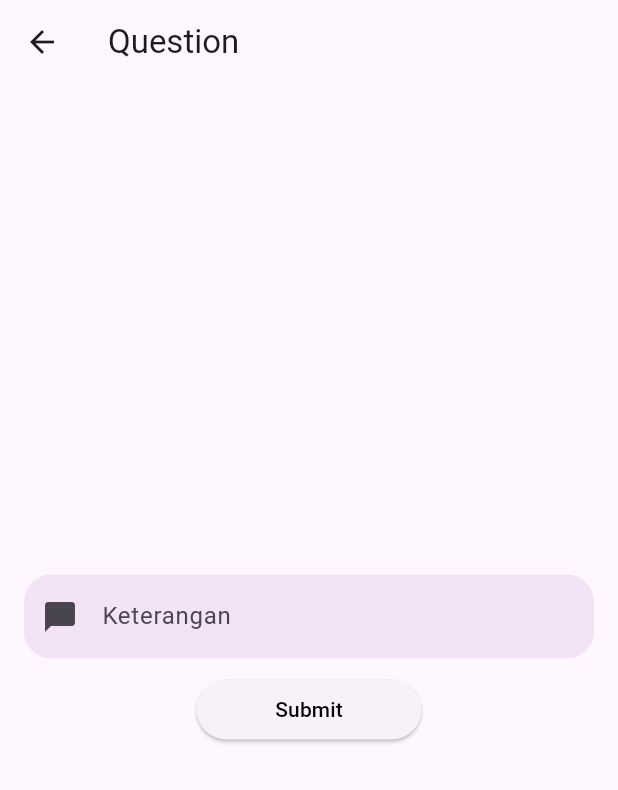
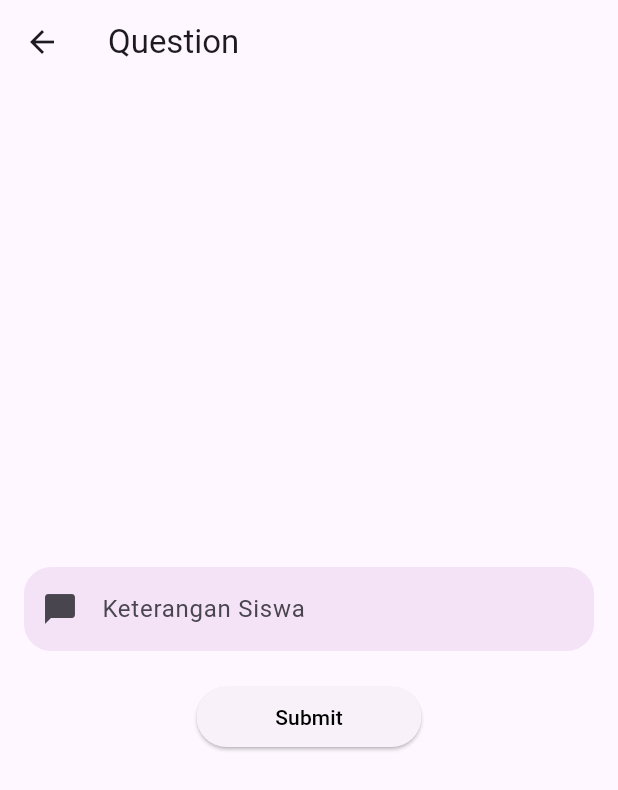
Before and after one commit to wibowo-fauzan/mobile-bk, a Flutter app: the screen it shows after launch, after a tap on the "add" icon, on a phone screen of 412 x 824 dp. Shown: the top 790 px of the screen. Run offline on Flutter 3.47's test engine with Material 3 defaults, Android fonts, the phone set to English and light mode, and no system bars.

Commit message:
proggres 99%

```diff
--- a/lib/add/form.dart
+++ b/lib/add/form.dart
@@ -9,7 +9,8 @@ class FormScreen extends StatefulWidget {
 }
 
 class _FormScreenState extends State<FormScreen> {
-  int? _selectedRadio;
+  // int? _selectedRadio;
+  bool _showText = false; // Menambahkan variabel untuk mengontrol tampilan teks
 
   @override
   Widget build(BuildContext context) {
@@ -25,7 +26,7 @@ class _FormScreenState extends State<FormScreen> {
             children: [
               TextField(
                 decoration: InputDecoration(
-                  hintText: "Keterangan",
+                  hintText: "Keterangan Siswa",
                   border: OutlineInputBorder(
                     borderRadius: BorderRadius.circular(18),
                     borderSide: BorderSide.none,
@@ -36,14 +37,32 @@ class _FormScreenState extends State<FormScreen> {
                 ),
               ),
               SizedBox(height: 10),
+              // Menampilkan teks di bawah input jika _showText adalah true
+              if (_showText)
+                Text(
+                  'Keterangan Anda Telah Di Rekap',
+                  style: TextStyle(
+                    color: Colors.black,
+                    fontSize: 16,
+                  ),
+                ),
+              SizedBox(height: 10),
               Container(
                 alignment: Alignment.center,
                 child: ElevatedButton(
                   onPressed: () {
-                    Navigator.push(
-                      context,
-                      MaterialPageRoute(builder: (context) => HomeScreen()),
-                    );
+                    // Menampilkan teks di bawah input
+                    setState(() {
+                      _showText = true;
+                    });
+
+                    // Menunggu 5 detik sebelum pindah ke halaman berikutnya
+                    Future.delayed(Duration(seconds: 2), () {
+                      Navigator.push(
+                        context,
+                        MaterialPageRoute(builder: (context) => HomeScreen()),
+                      );
+                    });
                   },
                   style: ButtonStyle(
                     alignment: Alignment.center,
--- a/lib/screen/home.dart
+++ b/lib/screen/home.dart
@@ -4,31 +4,29 @@ import 'package:flutter_application_bimbingankonseling_ammar/screen/about.dart';
 import 'package:flutter_application_bimbingankonseling_ammar/screen/profile.dart';
 import 'package:flutter_application_bimbingankonseling_ammar/user/login.dart';
 
-class HomeScreen extends StatelessWidget {
+class HomeScreen extends StatefulWidget {
+  @override
+  _HomeScreenState createState() => _HomeScreenState();
+}
+
+class _HomeScreenState extends State<HomeScreen> {
+  bool hadir = false;
+  bool jampulang = false;
+
   @override
   Widget build(BuildContext context) {
     DateTime now = DateTime.now();
     String formattedDate = "${now.day}-${now.month}-${now.year}";
     String formattedTime = "${now.hour}:${now.minute}";
 
-    // Mendapatkan jam saat ini
     int currentHour = now.hour;
     int currentMinute = now.minute;
 
-// Mengecek apakah waktu saat ini berada di antara jam 06:00 dan 07:45
-    // absen masuk
     bool logicabsenmasuk =
         currentHour == 6 && currentMinute >= 0 && currentHour < 8;
-    // absen masuk end
-
-    // absen terlambat
     bool logicabsenterlambat = currentHour >= 8 && currentHour < 16;
-    // absen terlambat end
-
-    // absen pulang
     bool logicabsenpulang =
         currentHour == 17 && currentMinute >= 0 && currentHour < 18;
-    // absen pulang end
 
     return Scaffold(
       appBar: AppBar(
@@ -38,14 +36,11 @@ class HomeScreen extends StatelessWidget {
           PopupMenuButton<String>(
             onSelected: (value) {
               if (value == "profile") {
-                // Navigasi ke halaman Profile
                 Navigator.push(
                   context,
                   MaterialPageRoute(builder: (context) => profilescreen()),
                 );
               } else if (value == "logOut") {
-                // Aksi ketika pilihan "Log Out" dipilih
-                // Misalnya, navigasi ke halaman login
                 Navigator.pushReplacement(
                   context,
                   MaterialPageRoute(builder: (context) => LoginPage()),
@@ -77,9 +72,8 @@ class HomeScreen extends StatelessWidget {
                   fontSize: 12,
                   fontFamily: 'Inter',
                   fontWeight: FontWeight.w400,
-                  height: 0,
                 ),
-                textAlign: TextAlign.center, // Correct position for textAlign
+                textAlign: TextAlign.center,
               ),
             ),
           ),
@@ -176,13 +170,12 @@ class HomeScreen extends StatelessWidget {
                             fontWeight: FontWeight.w400,
                           ),
                         ),
-                        // absen masuk
                         SizedBox(
                           height: 10,
                         ),
                         if (logicabsenmasuk)
                           Text(
-                            'Absen Masuk: ',
+                            'Absen Masuk: ${hadir ? "Hadir" : ""}',
                             style: TextStyle(
                               color: Colors.white,
                               fontSize: 12,
@@ -190,12 +183,31 @@ class HomeScreen extends StatelessWidget {
                               fontWeight: FontWeight.w400,
                             ),
                           ),
-                        // absen pulang
+                        if (hadir)
+                          Text(
+                            'Data Anda Telah Di Rekap',
+                            style: TextStyle(
+                              color: Colors.blue,
+                              fontSize: 12,
+                              fontFamily: 'Inter',
+                              fontWeight: FontWeight.w400,
+                            ),
+                          ),
                         if (logicabsenpulang)
                           Text(
-                            'Absen Pulang: ',
+                            'Absen Masuk: ${jampulang ? "Silahkan Pulang Dan Hati Hati Di Jalan" : ""}',
                             style: TextStyle(
                               color: Colors.white,
+                              fontSize: 12,
+                              fontFamily: 'Inter',
+                              fontWeight: FontWeight.w400,
+                            ),
+                          ),
+                        if (jampulang)
+                          Text(
+                            'Data Anda Telah Di Rekap',
+                            style: TextStyle(
+                              color: Colors.blue,
                               fontSize: 12,
                               fontFamily: 'Inter',
                               fontWeight: FontWeight.w400,
@@ -206,33 +218,44 @@ class HomeScreen extends StatelessWidget {
                         ),
                         if (logicabsenmasuk)
                           ElevatedButton(
-                            onPressed: () {},
+                            onPressed: () {
+                              setState(() {
+                                hadir = true;
+                              });
+                            },
                             style: ElevatedButton.styleFrom(
-                              primary:
-                                  Colors.blue, // Warna latar belakang tombol
-                              onPrimary: Colors.white, // Warna teks tombol
+                              primary: Colors.blue,
+                              onPrimary: Colors.white,
                             ),
                             child: Text('Absen Masuk',
                                 style: TextStyle(color: Colors.white)),
                           ),
                         if (logicabsenterlambat)
                           ElevatedButton(
-                            onPressed: () {},
+                            onPressed: () {
+                              Navigator.push(
+                                context,
+                                MaterialPageRoute(
+                                    builder: (context) => FormScreen()),
+                              );
+                            },
                             style: ElevatedButton.styleFrom(
-                              primary:
-                                  Colors.blue, // Warna latar belakang tombol
-                              onPrimary: Colors.white, // Warna teks tombol
+                              primary: Colors.red,
+                              onPrimary: Colors.white,
                             ),
                             child: Text('Absen Terlambat',
                                 style: TextStyle(color: Colors.white)),
                           ),
                         if (logicabsenpulang)
                           ElevatedButton(
-                            onPressed: () {},
+                            onPressed: () {
+                              setState(() {
+                                jampulang = true;
+                              });
+                            },
                             style: ElevatedButton.styleFrom(
-                              primary:
-                                  Colors.blue, // Warna latar belakang tombol
-                              onPrimary: Colors.white, // Warna teks tombol
+                              primary: Colors.blue,
+                              onPrimary: Colors.white,
                             ),
                             child: Text('Absen Pulang',
                                 style: TextStyle(color: Colors.white)),
@@ -246,7 +269,6 @@ class HomeScreen extends StatelessWidget {
           ),
         ],
       ),
-      // app Bar
       floatingActionButtonLocation: FloatingActionButtonLocation.centerDocked,
       floatingActionButton: FloatingActionButton(
         onPressed: () {
@@ -289,8 +311,6 @@ class HomeScreen extends StatelessWidget {
               padding: const EdgeInsets.only(right: 10.0),
               child: InkWell(
                 onTap: () {
-                  // Tambahkan aksi yang ingin Anda lakukan ketika item ditekan
-                  // Misalnya, navigasi ke layar VisiMisiScreen
                   Navigator.push(
                     context,
                     MaterialPageRoute(builder: (context) => VisiMisiScreen()),
```
